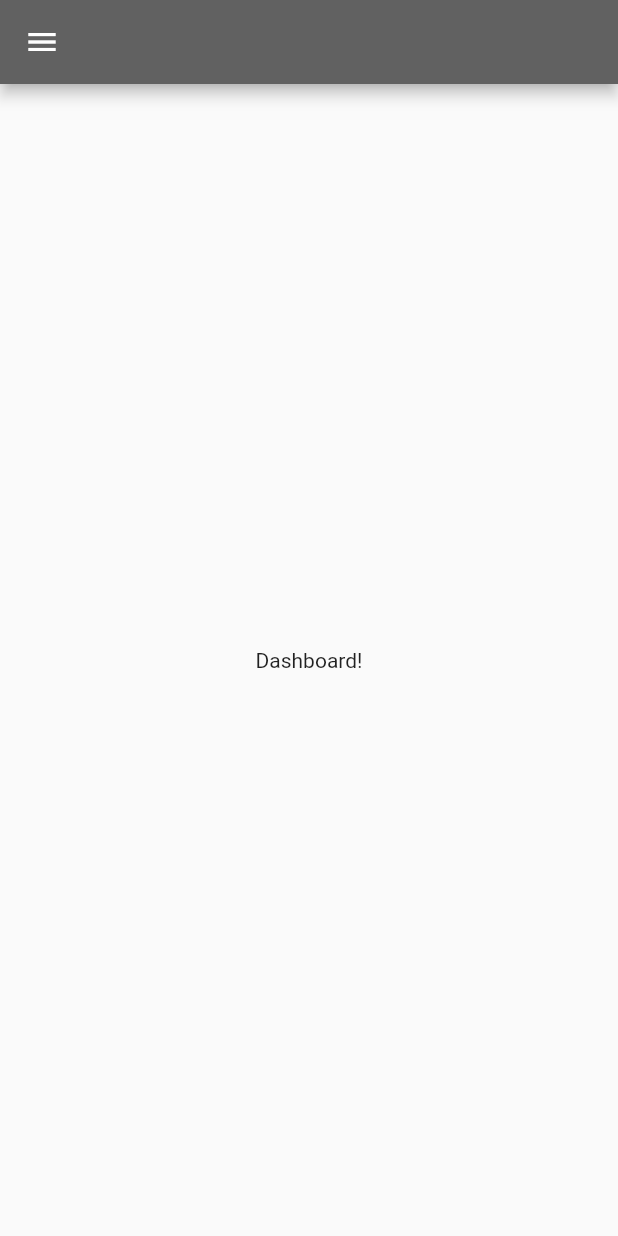
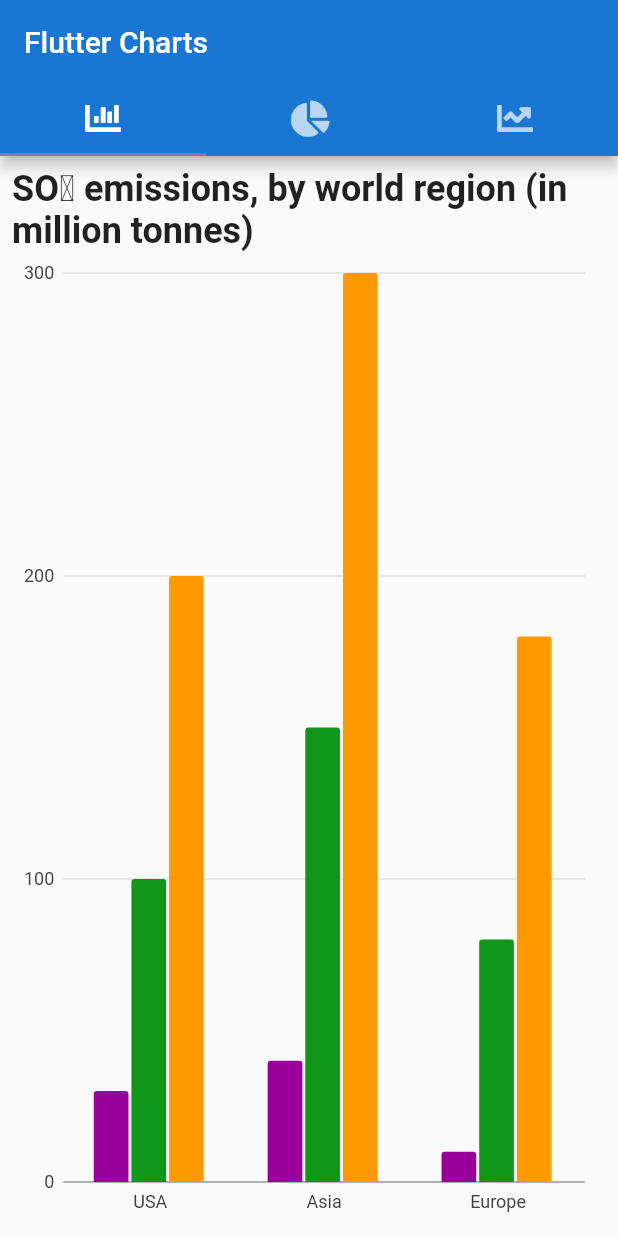
Before and after one commit to KeerthiNambiar/Cognitoi_FlutterApp, a Flutter app: the DrawerPage screen opened by its route, in the side drawer, after a tap on "Dashboard", on a phone screen of 412 x 824 dp. Run offline on Flutter 3.47's test engine with Material 2 defaults, Android fonts, the phone set to English and light mode, and no system bars; our stand-ins replace charts_flutter, dio, font_awesome_flutter.

Commit message:
Demo Graph, Bar Chart, Pie Chart Added

```diff
--- a/lib/drawer.dart
+++ b/lib/drawer.dart
@@ -1,3 +1,4 @@
+import 'package:cognito/graph.dart';
 import 'package:flutter/material.dart';
 
 class DrawerPage extends StatelessWidget {
@@ -36,7 +37,10 @@ class DrawerPage extends StatelessWidget {
               ListTile(
                 title: Text('Dashboard'),
                 onTap: () {
-                  Navigator.pop(context);
+                  Navigator.push(
+                    context,
+                    MaterialPageRoute(builder: (context) => HomePage()),
+                  );
                 },
               ),
               ListTile(
--- a/lib/global.dart
+++ b/lib/global.dart
@@ -4,3 +4,4 @@ int companyId = -1;
 var groupName = "";
 var companyApikey = "";
 var token = "";
+var user = "";
--- /dev/null
+++ b/lib/graph.dart
@@ -0,0 +1,322 @@
+import 'package:cognito/drawer.dart';
+import 'package:flutter/material.dart';
+import 'package:charts_flutter/flutter.dart' as charts;
+import 'package:cognito/drawer.dart';
+import 'package:font_awesome_flutter/font_awesome_flutter.dart';
+
+class HomePage extends StatefulWidget {
+  final Widget child;
+
+  HomePage({Key key, this.child}) : super(key: key);
+
+  _HomePageState createState() => _HomePageState();
+}
+
+class _HomePageState extends State<HomePage> {
+  List<charts.Series<Pollution, String>> _seriesData;
+  List<charts.Series<Task, String>> _seriesPieData;
+  List<charts.Series<Sales, int>> _seriesLineData;
+
+  _generateData() {
+    var data1 = [
+      new Pollution(1980, 'USA', 30),
+      new Pollution(1980, 'Asia', 40),
+      new Pollution(1980, 'Europe', 10),
+    ];
+    var data2 = [
+      new Pollution(1985, 'USA', 100),
+      new Pollution(1980, 'Asia', 150),
+      new Pollution(1985, 'Europe', 80),
+    ];
+    var data3 = [
+      new Pollution(1985, 'USA', 200),
+      new Pollution(1980, 'Asia', 300),
+      new Pollution(1985, 'Europe', 180),
+    ];
+
+    var piedata = [
+      new Task('Work', 35.8, Color(0xff3366cc)),
+      new Task('Eat', 8.3, Color(0xff990099)),
+      new Task('Commute', 10.8, Color(0xff109618)),
+      new Task('TV', 15.6, Color(0xfffdbe19)),
+      new Task('Sleep', 19.2, Color(0xffff9900)),
+      new Task('Other', 10.3, Color(0xffdc3912)),
+    ];
+
+    var linesalesdata = [
+      new Sales(0, 45),
+      new Sales(1, 56),
+      new Sales(2, 55),
+      new Sales(3, 60),
+      new Sales(4, 61),
+      new Sales(5, 70),
+    ];
+    var linesalesdata1 = [
+      new Sales(0, 35),
+      new Sales(1, 46),
+      new Sales(2, 45),
+      new Sales(3, 50),
+      new Sales(4, 51),
+      new Sales(5, 60),
+    ];
+
+    var linesalesdata2 = [
+      new Sales(0, 20),
+      new Sales(1, 24),
+      new Sales(2, 25),
+      new Sales(3, 40),
+      new Sales(4, 45),
+      new Sales(5, 60),
+    ];
+
+    _seriesData.add(
+      charts.Series(
+        domainFn: (Pollution pollution, _) => pollution.place,
+        measureFn: (Pollution pollution, _) => pollution.quantity,
+        id: '2017',
+        data: data1,
+        fillPatternFn: (_, __) => charts.FillPatternType.solid,
+        fillColorFn: (Pollution pollution, _) =>
+            charts.ColorUtil.fromDartColor(Color(0xff990099)),
+      ),
+    );
+
+    _seriesData.add(
+      charts.Series(
+        domainFn: (Pollution pollution, _) => pollution.place,
+        measureFn: (Pollution pollution, _) => pollution.quantity,
+        id: '2018',
+        data: data2,
+        fillPatternFn: (_, __) => charts.FillPatternType.solid,
+        fillColorFn: (Pollution pollution, _) =>
+            charts.ColorUtil.fromDartColor(Color(0xff109618)),
+      ),
+    );
+
+    _seriesData.add(
+      charts.Series(
+        domainFn: (Pollution pollution, _) => pollution.place,
+        measureFn: (Pollution pollution, _) => pollution.quantity,
+        id: '2019',
+        data: data3,
+        fillPatternFn: (_, __) => charts.FillPatternType.solid,
+        fillColorFn: (Pollution pollution, _) =>
+            charts.ColorUtil.fromDartColor(Color(0xffff9900)),
+      ),
+    );
+
+    _seriesPieData.add(
+      charts.Series(
+        domainFn: (Task task, _) => task.task,
+        measureFn: (Task task, _) => task.taskvalue,
+        colorFn: (Task task, _) =>
+            charts.ColorUtil.fromDartColor(task.colorval),
+        id: 'Air Pollution',
+        data: piedata,
+        labelAccessorFn: (Task row, _) => '${row.taskvalue}',
+      ),
+    );
+
+    _seriesLineData.add(
+      charts.Series(
+        colorFn: (__, _) => charts.ColorUtil.fromDartColor(Color(0xff990099)),
+        id: 'Air Pollution',
+        data: linesalesdata,
+        domainFn: (Sales sales, _) => sales.yearval,
+        measureFn: (Sales sales, _) => sales.salesval,
+      ),
+    );
+    _seriesLineData.add(
+      charts.Series(
+        colorFn: (__, _) => charts.ColorUtil.fromDartColor(Color(0xff109618)),
+        id: 'Air Pollution',
+        data: linesalesdata1,
+        domainFn: (Sales sales, _) => sales.yearval,
+        measureFn: (Sales sales, _) => sales.salesval,
+      ),
+    );
+    _seriesLineData.add(
+      charts.Series(
+        colorFn: (__, _) => charts.ColorUtil.fromDartColor(Color(0xffff9900)),
+        id: 'Air Pollution',
+        data: linesalesdata2,
+        domainFn: (Sales sales, _) => sales.yearval,
+        measureFn: (Sales sales, _) => sales.salesval,
+      ),
+    );
+  }
+
+  @override
+  void initState() {
+    super.initState();
+    _seriesData = List<charts.Series<Pollution, String>>();
+    _seriesPieData = List<charts.Series<Task, String>>();
+    _seriesLineData = List<charts.Series<Sales, int>>();
+    _generateData();
+  }
+
+  @override
+  Widget build(BuildContext context) {
+    return MaterialApp(
+      home: DefaultTabController(
+        length: 3,
+        child: Scaffold(
+          appBar: AppBar(
+            backgroundColor: Color(0xff1976d2),
+            //backgroundColor: Color(0xff308e1c),
+            bottom: TabBar(
+              indicatorColor: Color(0xff9962D0),
+              tabs: [
+                Tab(
+                  icon: Icon(FontAwesomeIcons.solidChartBar),
+                ),
+                Tab(icon: Icon(FontAwesomeIcons.chartPie)),
+                Tab(icon: Icon(FontAwesomeIcons.chartLine)),
+              ],
+            ),
+            title: Text('Flutter Charts'),
+          ),
+          body: TabBarView(
+            children: [
+              Padding(
+                padding: EdgeInsets.all(8.0),
+                child: Container(
+                  child: Center(
+                    child: Column(
+                      children: <Widget>[
+                        Text(
+                          'SO₂ emissions, by world region (in million tonnes)',
+                          style: TextStyle(
+                              fontSize: 24.0, fontWeight: FontWeight.bold),
+                        ),
+                        Expanded(
+                          child: charts.BarChart(
+                            _seriesData,
+                            animate: true,
+                            barGroupingType: charts.BarGroupingType.grouped,
+                            //behaviors: [new charts.SeriesLegend()],
+                            animationDuration: Duration(seconds: 3),
+                          ),
+                        ),
+                      ],
+                    ),
+                  ),
+                ),
+              ),
+              Padding(
+                padding: EdgeInsets.all(8.0),
+                child: Container(
+                  child: Center(
+                    child: Column(
+                      children: <Widget>[
+                        Text(
+                          'Time spent on daily tasks',
+                          style: TextStyle(
+                              fontSize: 24.0, fontWeight: FontWeight.bold),
+                        ),
+                        SizedBox(
+                          height: 10.0,
+                        ),
+                        Expanded(
+                          child: charts.PieChart(_seriesPieData,
+                              animate: true,
+                              animationDuration: Duration(seconds: 5),
+                              behaviors: [
+                                new charts.DatumLegend(
+                                  outsideJustification:
+                                      charts.OutsideJustification.endDrawArea,
+                                  horizontalFirst: false,
+                                  desiredMaxRows: 2,
+                                  cellPadding: new EdgeInsets.only(
+                                      right: 4.0, bottom: 4.0),
+                                  entryTextStyle: charts.TextStyleSpec(
+                                      color: charts
+                                          .MaterialPalette.purple.shadeDefault,
+                                      fontFamily: 'Georgia',
+                                      fontSize: 11),
+                                )
+                              ],
+                              defaultRenderer: new charts.ArcRendererConfig(
+                                  arcWidth: 100,
+                                  arcRendererDecorators: [
+                                    new charts.ArcLabelDecorator(
+                                        labelPosition:
+                                            charts.ArcLabelPosition.inside)
+                                  ])),
+                        ),
+                      ],
+                    ),
+                  ),
+                ),
+              ),
+              Padding(
+                padding: EdgeInsets.all(8.0),
+                child: Container(
+                  child: Center(
+                    child: Column(
+                      children: <Widget>[
+                        Text(
+                          'Sales for the first 5 years',
+                          style: TextStyle(
+                              fontSize: 24.0, fontWeight: FontWeight.bold),
+                        ),
+                        Expanded(
+                          child: charts.LineChart(_seriesLineData,
+                              defaultRenderer: new charts.LineRendererConfig(
+                                  includeArea: true, stacked: true),
+                              animate: true,
+                              animationDuration: Duration(seconds: 5),
+                              behaviors: [
+                                new charts.ChartTitle('Years',
+                                    behaviorPosition:
+                                        charts.BehaviorPosition.bottom,
+                                    titleOutsideJustification: charts
+                                        .OutsideJustification.middleDrawArea),
+                                new charts.ChartTitle('Sales',
+                                    behaviorPosition:
+                                        charts.BehaviorPosition.start,
+                                    titleOutsideJustification: charts
+                                        .OutsideJustification.middleDrawArea),
+                                new charts.ChartTitle(
+                                  'Departments',
+                                  behaviorPosition: charts.BehaviorPosition.end,
+                                  titleOutsideJustification: charts
+                                      .OutsideJustification.middleDrawArea,
+                                )
+                              ]),
+                        ),
+                      ],
+                    ),
+                  ),
+                ),
+              ),
+            ],
+          ),
+        ),
+      ),
+    );
+  }
+}
+
+class Pollution {
+  String place;
+  int year;
+  int quantity;
+
+  Pollution(this.year, this.place, this.quantity);
+}
+
+class Task {
+  String task;
+  double taskvalue;
+  Color colorval;
+
+  Task(this.task, this.taskvalue, this.colorval);
+}
+
+class Sales {
+  int yearval;
+  int salesval;
+
+  Sales(this.yearval, this.salesval);
+}
--- a/lib/login.dart
+++ b/lib/login.dart
@@ -79,6 +79,7 @@ class LoginPageState extends State<LoginPage>
         companyApikey = response.data["companyApikey"];
         token = response.data["token"];
         isLoggedIn = response.data["success"];
+        user = response.data["user"];
         print(response.statusCode);
         print(response.statusMessage);
         print(response.data);
@@ -251,7 +252,8 @@ class LoginPageState extends State<LoginPage>
                                   color: Colors.green[400],
                                   child: Text("SIGN IN"),
                                   onPressed: () => {
-                                    this.handleLogin(context),
+                                    this.handleLogin(
+                                        context), //function for API call
                                     if (isLoggedIn)
                                       {
                                         Navigator.push(
--- a/lib/main.dart
+++ b/lib/main.dart
@@ -1,7 +1,6 @@
 import 'dart:io';
 
 import 'package:flutter/material.dart';
-
 import 'package:cognito/routes.dart';
 
 void main() => runApp(new CognitoApp());
--- a/pubspec.yaml
+++ b/pubspec.yaml
@@ -29,6 +29,8 @@ dependencies:
     # Use with the CupertinoIcons class for iOS style icons.
     cupertino_icons: ^0.1.3
     flutter_launcher_icons: "^0.7.0"
+    font_awesome_flutter: ^8.2.0
+    charts_flutter: ^0.6.0
 
 dev_dependencies:
     flutter_test:
```
Also changed, not shown: pubspec.lock.
